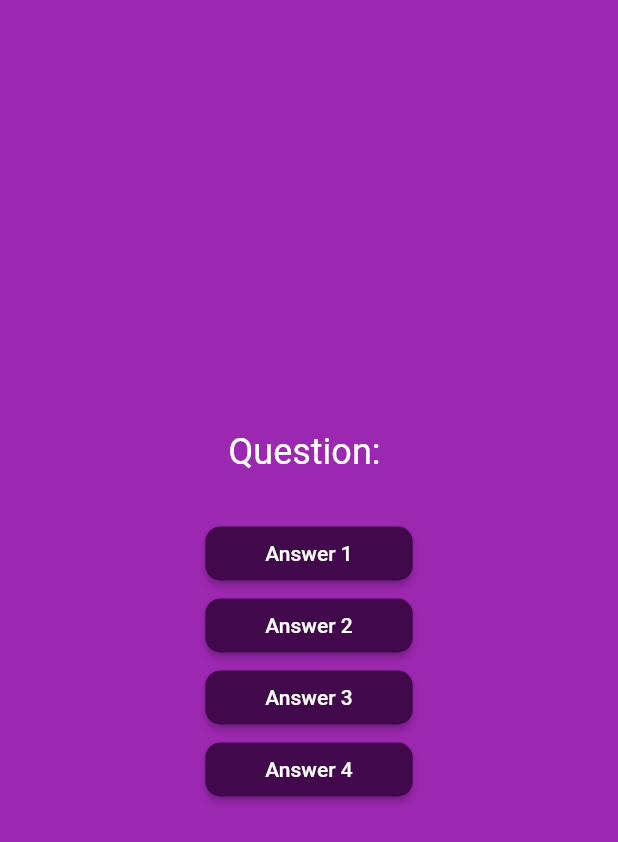
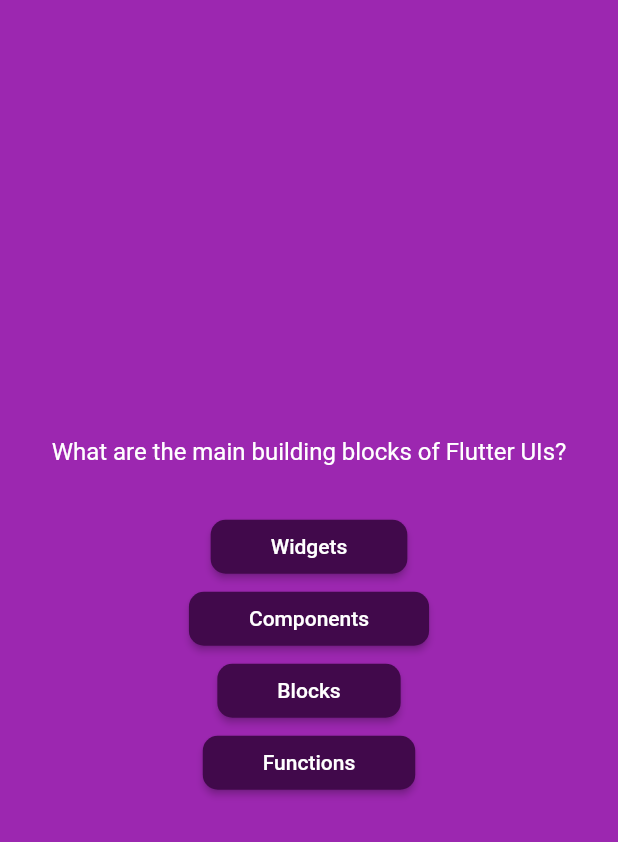
Before and after one commit to tristantanjh/FlutterAndDartGuide2023, a Flutter app: the screen it shows after launch, after a tap on "Start Quiz", on a phone screen of 412 x 824 dp. Shown: the top 842 px of the screen. Run offline on Flutter 3.47's test engine with Material 2 defaults, Android fonts, the phone set to English and light mode, and no system bars.

Commit message:
Dynamic generation of quiz answers

```diff
--- a/quiz_app/lib/questions_screen.dart
+++ b/quiz_app/lib/questions_screen.dart
@@ -1,5 +1,6 @@
 import 'package:flutter/material.dart';
 import 'package:quiz_app/answer_button.dart';
+import 'package:quiz_app/data/questions.dart';
 
 class QuestionsScreen extends StatefulWidget {
   const QuestionsScreen({super.key});
@@ -13,6 +14,8 @@ class QuestionsScreen extends StatefulWidget {
 class _QuestionsScreenState extends State<QuestionsScreen> {
   @override
   Widget build(BuildContext context) {
+    var currQn = questions[0];
+
     return SizedBox(
       // alternative to using Center widget and mainAxisSize
       width: double.infinity, // takes up width of whole screen
@@ -20,15 +23,14 @@ class _QuestionsScreenState extends State<QuestionsScreen> {
         mainAxisAlignment:
             MainAxisAlignment.center, // aligns column to vertical center
         children: [
-          const Text(
-            'Question: ',
-            style: TextStyle(color: Colors.white, fontSize: 24),
+          Text(
+            currQn.question,
+            style: const TextStyle(color: Colors.white, fontSize: 16),
           ),
           const SizedBox(height: 30),
-          AnswerButton('Answer 1', () {}),
-          AnswerButton('Answer 2', () {}),
-          AnswerButton('Answer 3', () {}),
-          AnswerButton('Answer 4', () {}),
+          ...currQn.answers.map((text) {
+            return AnswerButton(text, () {});
+          }),
         ],
       ),
     );
```
